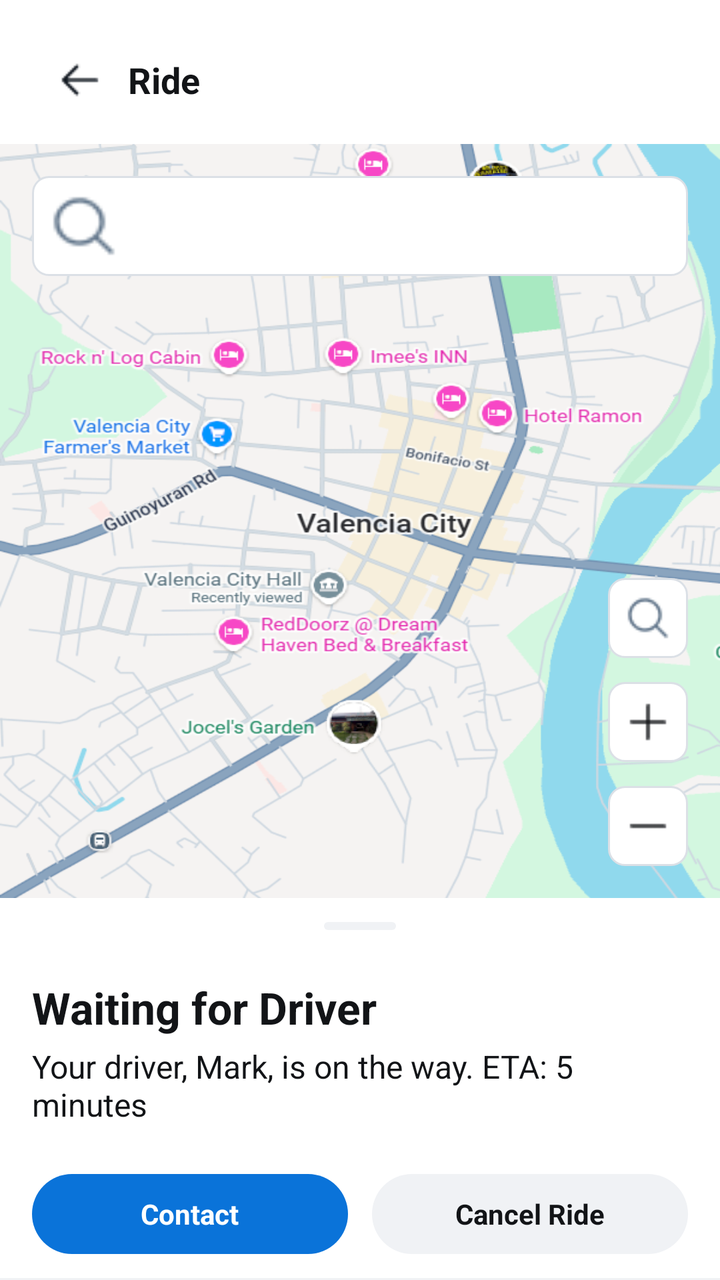
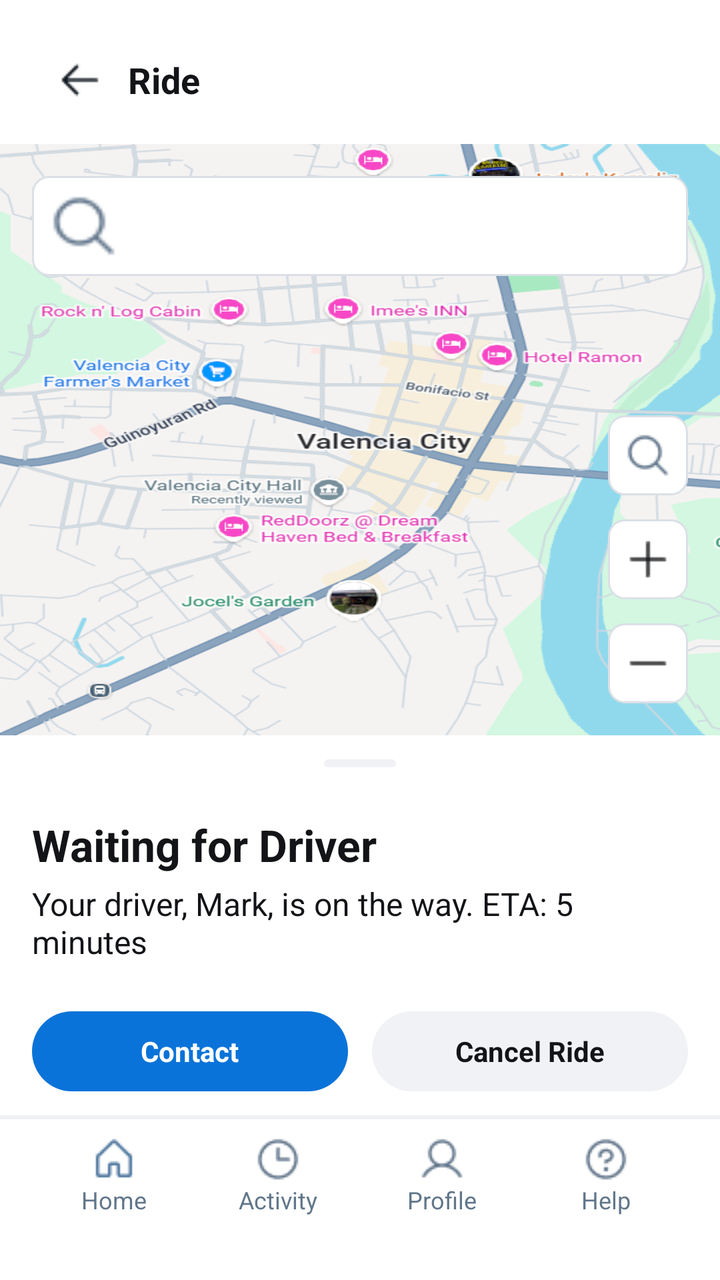

An Android layout rendered at two revisions. The XML below is the earlier revision; the diff shows what the commit changed to produce the second picture.
<!-- AndroidManifest.xml: application theme Theme.Tricycle_app -->
<!-- res/layout/userdriverwaiting.xml -->
<?xml version="1.0" encoding="utf-8"?>
<LinearLayout xmlns:android="http://schemas.android.com/apk/res/android"
    android:layout_width="match_parent"
    android:layout_height="match_parent"
    android:orientation="vertical"
    android:background="#FFFFFF">

    <LinearLayout
        android:layout_width="match_parent"
        android:layout_height="wrap_content"
        android:orientation="horizontal"
        android:gravity="center_vertical"
        android:paddingTop="16dp"
        android:paddingBottom="8dp"
        android:paddingStart="16dp"
        android:paddingEnd="16dp">

        <LinearLayout
            android:id="@+id/btnBack"
            android:layout_width="48dp"
            android:layout_height="48dp"
            android:gravity="center"
            android:clickable="true"
            android:focusable="true">
            <View
                android:layout_width="24dp"
                android:layout_height="24dp"
                android:background="@drawable/arrow"/>
        </LinearLayout>

        <TextView
            android:layout_width="wrap_content"
            android:layout_height="wrap_content"
            android:text="Ride"
            android:textSize="18sp"
            android:textStyle="bold"
            android:textColor="#121417"
            android:paddingEnd="48dp"/>
    </LinearLayout>

    <LinearLayout
        android:layout_width="match_parent"
        android:layout_height="0dp"
        android:layout_weight="1"
        android:background="@drawable/mapver"
        android:orientation="vertical"
        android:padding="16dp">

        <LinearLayout
            android:layout_width="match_parent"
            android:layout_height="wrap_content"
            android:layout_marginBottom="16dp"
            android:background="@drawable/bg_rounded_border"
            android:orientation="horizontal"
            android:padding="8dp">

            <View
                android:layout_width="36dp"
                android:layout_height="34dp"
                android:background="@drawable/magni" />

            <View
                android:layout_width="16dp"
                android:layout_height="match_parent" />

            <View
                android:layout_width="match_parent"
                android:layout_height="32dp"
                android:background="@android:color/transparent" />
        </LinearLayout>

        <View
            android:layout_width="match_parent"
            android:layout_height="0dp"
            android:layout_weight="1" />

        <LinearLayout
            android:layout_width="match_parent"
            android:layout_height="wrap_content"
            android:gravity="end"
            android:orientation="vertical">

            <LinearLayout
                android:layout_width="40dp"
                android:layout_height="40dp"
                android:layout_marginBottom="12dp"
                android:background="@drawable/bg_rounded_border"
                android:gravity="center">

                <View
                    android:layout_width="24dp"
                    android:layout_height="24dp"
                    android:background="@drawable/magni" />
            </LinearLayout>

            <LinearLayout
                android:layout_width="40dp"
                android:layout_height="40dp"
                android:layout_marginBottom="12dp"
                android:background="@drawable/bg_rounded_border"
                android:gravity="center">

                <View
                    android:layout_width="24dp"
                    android:layout_height="24dp"
                    android:background="@drawable/plus" />
            </LinearLayout>

            <LinearLayout
                android:layout_width="40dp"
                android:layout_height="40dp"
                android:background="@drawable/bg_rounded_border"
                android:gravity="center">

                <View
                    android:layout_width="24dp"
                    android:layout_height="24dp"
                    android:background="@drawable/minus" />
            </LinearLayout>
        </LinearLayout>
    </LinearLayout>

    <LinearLayout
        android:layout_width="match_parent"
        android:layout_height="wrap_content"
        android:orientation="vertical"
        android:background="#FFFFFF"
        android:paddingTop="8dp">

        <LinearLayout
            android:layout_width="match_parent"
            android:layout_height="20dp"
            android:gravity="center"
            android:paddingBottom="8dp">
            <View
                android:layout_width="36dp"
                android:layout_height="4dp"
                android:background="@drawable/bg_pill_grey"/>
        </LinearLayout>

        <TextView
            android:layout_width="match_parent"
            android:layout_height="wrap_content"
            android:text="Waiting for Driver"
            android:textSize="22sp"
            android:textStyle="bold"
            android:textColor="#121417"
            android:paddingStart="16dp"
            android:paddingEnd="16dp"
            android:paddingTop="12dp"
            android:paddingBottom="4dp"/>

        <TextView
            android:layout_width="match_parent"
            android:layout_height="wrap_content"
            android:text="Your driver, Mark, is on the way. ETA: 5 minutes"
            android:textSize="16sp"
            android:textColor="#121417"
            android:paddingStart="16dp"
            android:paddingEnd="16dp"
            android:paddingBottom="12dp"/>

        <LinearLayout
            android:layout_width="match_parent"
            android:layout_height="wrap_content"
            android:orientation="horizontal"
            android:paddingStart="16dp"
            android:paddingEnd="16dp"
            android:paddingTop="12dp"
            android:paddingBottom="12dp">

            <LinearLayout
                android:id="@+id/btnContact"
                android:layout_width="0dp"
                android:layout_height="40dp"
                android:layout_weight="1"
                android:background="@drawable/bg_pill_blue"
                android:gravity="center"
                android:clickable="true"
                android:focusable="true"
                android:layout_marginEnd="6dp">
                <TextView
                    android:layout_width="wrap_content"
                    android:layout_height="wrap_content"
                    android:text="Contact"
                    android:textStyle="bold"
                    android:textColor="#FFFFFF"
                    android:textSize="14sp"/>
            </LinearLayout>

            <LinearLayout
                android:id="@+id/btnCancelRide"
                android:layout_width="0dp"
                android:layout_height="40dp"
                android:layout_weight="1"
                android:background="@drawable/bg_pill_grey"
                android:gravity="center"
                android:clickable="true"
                android:focusable="true"
                android:layout_marginStart="6dp">
                <TextView
                    android:layout_width="wrap_content"
                    android:layout_height="wrap_content"
                    android:text="Cancel Ride"
                    android:textStyle="bold"
                    android:textColor="#121417"
                    android:textSize="14sp"/>
            </LinearLayout>
        </LinearLayout>
    </LinearLayout>

    <LinearLayout
        android:layout_width="match_parent"
        android:layout_height="wrap_content"
        android:orientation="vertical">

        <View
            android:layout_width="match_parent"
            android:layout_height="1dp"
            android:background="#F0F2F5"/>

    </LinearLayout>

</LinearLayout>
<!-- resources referenced by this layout -->
<resources>
  <!-- drawable arrow: png bitmap (drawable, 284 bytes) -->
  <!-- drawable bg_pill_blue (drawable) -->
  <?xml version="1.0" encoding="utf-8"?>
  <shape xmlns:android="http://schemas.android.com/apk/res/android"
      android:shape="rectangle">
      <solid android:color="#0A73D9" /> <corners android:radius="100dp" /> </shape>
  <!-- drawable bg_pill_grey (drawable) -->
  <?xml version="1.0" encoding="utf-8"?>
  <shape xmlns:android="http://schemas.android.com/apk/res/android"
      android:shape="rectangle">
      <solid android:color="#F0F2F5" /> <corners android:radius="100dp" />
  </shape>
  <!-- drawable bg_rounded_border (drawable) -->
  <?xml version="1.0" encoding="utf-8"?>
  <shape xmlns:android="http://schemas.android.com/apk/res/android"
      android:shape="rectangle">
  
      <solid android:color="#FFFFFF"/>
  
      <corners android:radius="8dp"/>
  
      <stroke
          android:width="1dp"
          android:color="#DBE0E6"/>
  
  </shape>
  <!-- drawable magni: png bitmap (drawable, 614 bytes) -->
  <!-- drawable mapver: png bitmap (drawable, 175316 bytes) -->
  <!-- drawable minus: png bitmap (drawable, 175 bytes) -->
  <!-- drawable plus: png bitmap (drawable, 238 bytes) -->
  <style name="Theme.Tricycle_app" parent="Base.Theme.Tricycle_app" />
  <style name="Base.Theme.Tricycle_app" parent="Theme.Material3.DayNight.NoActionBar">
          
          
      </style>
</resources>

<!-- the commit's change to res/layout/userdriverwaiting.xml (unified diff, before → after) -->
@@ -221,4 +221,129 @@
 
     </LinearLayout>
 
+    <include layout="@layout/usernavbar" />
+
 </LinearLayout>
+<!-- res/layout/usernavbar.xml (included above) -->
+<?xml version="1.0" encoding="utf-8"?>
+<LinearLayout xmlns:android="http://schemas.android.com/apk/res/android"
+    android:layout_width="match_parent"
+    android:layout_height="wrap_content"
+    android:orientation="vertical"
+    android:background="#FFFFFF">
+
+    <View
+        android:layout_width="match_parent"
+        android:layout_height="1dp"
+        android:background="#F0F2F5"/>
+
+    <LinearLayout
+        android:layout_width="match_parent"
+        android:layout_height="wrap_content"
+        android:orientation="horizontal"
+        android:paddingTop="8dp"
+        android:paddingBottom="12dp"
+        android:paddingStart="16dp"
+        android:paddingEnd="16dp">
+
+        <LinearLayout
+            android:id="@+id/nav_home"
+            android:layout_width="0dp"
+            android:layout_height="wrap_content"
+            android:layout_weight="1"
+            android:orientation="vertical"
+            android:gravity="center"
+            android:clickable="true"
+            android:focusable="true">
+
+            <View
+                android:layout_width="24dp"
+                android:layout_height="24dp"
+                android:background="@drawable/home" />
+
+            <TextView
+                android:layout_width="wrap_content"
+                android:layout_height="wrap_content"
+                android:text="Home"
+                android:textSize="12sp"
+                android:textColor="#61768A"/>
+        </LinearLayout>
+
+        <LinearLayout
+            android:id="@+id/nav_activity"
+            android:layout_width="0dp"
+            android:layout_height="wrap_content"
+            android:layout_weight="1"
+            android:orientation="vertical"
+            android:gravity="center"
+            android:clickable="true"
+            android:focusable="true">
+
+            <View
+                android:layout_width="24dp"
+                android:layout_height="24dp"
+                android:background="@drawable/clock" />
+
+            <TextView
+                android:layout_width="wrap_content"
+                android:layout_height="wrap_content"
+                android:text="Activity"
+                android:textSize="12sp"
+                android:textColor="#61768A"/>
+        </LinearLayout>
+
+        <LinearLayout
+            android:id="@+id/nav_profile"
+            android:layout_width="0dp"
+            android:layout_height="wrap_content"
+            android:layout_weight="1"
+            android:orientation="vertical"
+            android:gravity="center"
+            android:clickable="true"
+            android:focusable="true">
+
+            <View
+                android:layout_width="24dp"
+                android:layout_height="24dp"
+                android:background="@drawable/profile" />
+
+            <TextView
+                android:layout_width="wrap_content"
+                android:layout_height="wrap_content"
+                android:text="Profile"
+                android:textColor="#61768A"
+                android:textSize="12sp"
+                android:textStyle="normal" />
+        </LinearLayout>
+
+        <LinearLayout
+            android:id="@+id/nav_help"
+            android:layout_width="0dp"
+            android:layout_height="wrap_content"
+            android:layout_weight="1"
+            android:orientation="vertical"
+            android:gravity="center"
+            android:clickable="true"
+            android:focusable="true">
+
+            <View
+                android:layout_width="24dp"
+                android:layout_height="24dp"
+                android:background="@drawable/help" />
+
+            <TextView
+                android:layout_width="wrap_content"
+                android:layout_height="wrap_content"
+                android:text="Help"
+                android:textSize="12sp"
+                android:textColor="#61768A"/>
+        </LinearLayout>
+
+    </LinearLayout>
+
+    <View
+        android:layout_width="match_parent"
+        android:layout_height="20dp"
+        android:background="#FFFFFF"/>
+
+</LinearLayout>
<!-- resource entries referenced after the edit -->
@@ -26,10 +26,14 @@
           android:color="#DBE0E6"/>
   
   </shape>
+  <!-- drawable clock: png bitmap (drawable, 664 bytes) -->
+  <!-- drawable help: png bitmap (drawable, 764 bytes) -->
+  <!-- drawable home: png bitmap (drawable, 468 bytes) -->
   <!-- drawable magni: png bitmap (drawable, 614 bytes) -->
   <!-- drawable mapver: png bitmap (drawable, 175316 bytes) -->
   <!-- drawable minus: png bitmap (drawable, 175 bytes) -->
   <!-- drawable plus: png bitmap (drawable, 238 bytes) -->
+  <!-- drawable profile: png bitmap (drawable, 661 bytes) -->
   <style name="Theme.Tricycle_app" parent="Base.Theme.Tricycle_app" />
   <style name="Base.Theme.Tricycle_app" parent="Theme.Material3.DayNight.NoActionBar">
           
